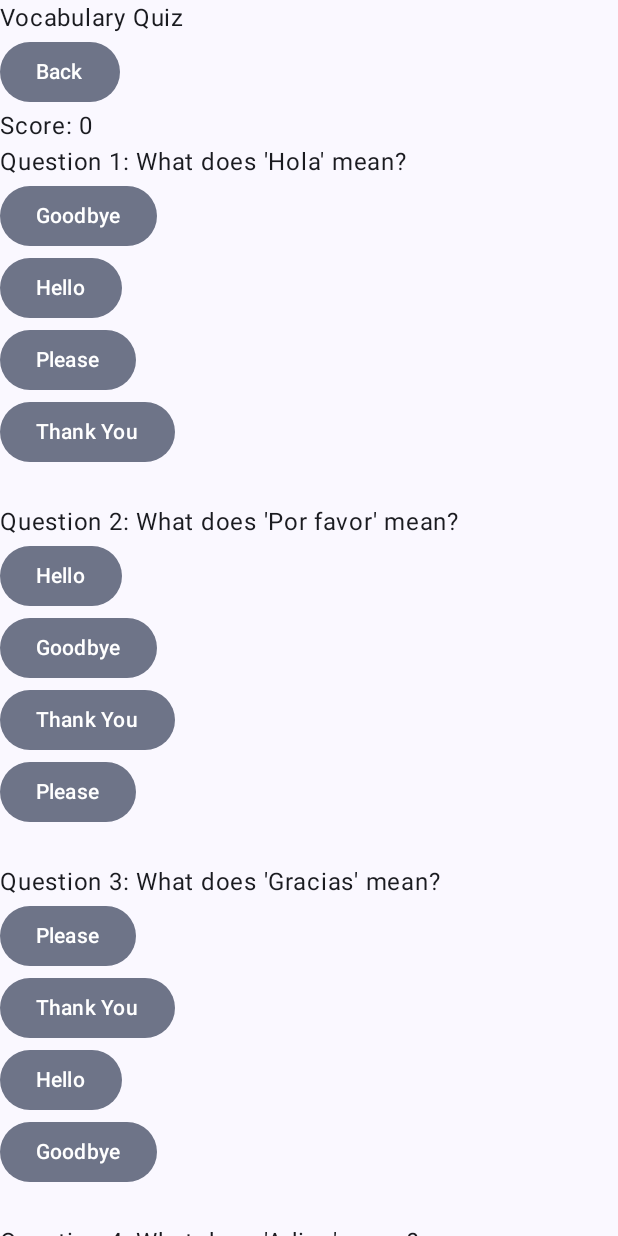
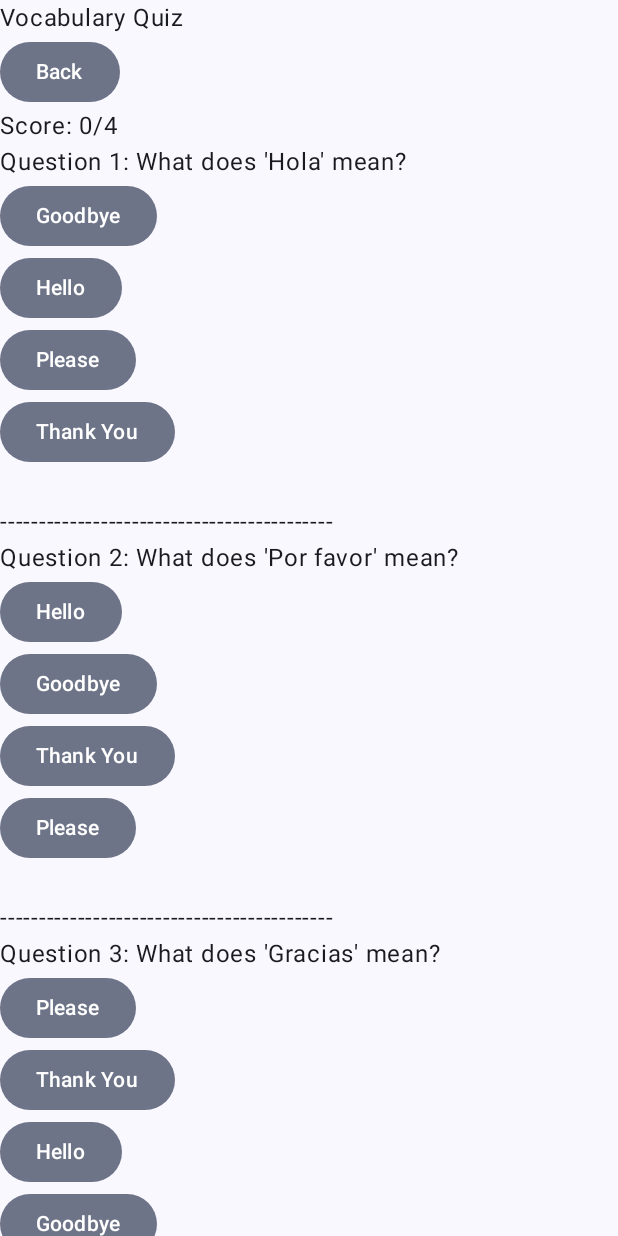
Before and after one commit to Slapicola/Language-Learning-App, an Android app built with Jetpack Compose: the screen it shows after launch (MainActivity), after a tap on "Vocabulary Quiz", on a phone screen of 412 x 824 dp. Run offline under Robolectric (Android 15) with nearby library versions, the phone set to English and light mode, and no system bars.

Commit message:
Added final quiz score display and completion logic.

```diff
--- a/app/src/main/java/com/example/learninglanguageapp/MainActivity.kt
+++ b/app/src/main/java/com/example/learninglanguageapp/MainActivity.kt
@@ -9,6 +9,8 @@ import androidx.compose.foundation.layout.Column
 import androidx.compose.foundation.layout.Row
 import androidx.compose.foundation.layout.fillMaxSize
 import androidx.compose.foundation.layout.padding
+import androidx.compose.foundation.rememberScrollState
+import androidx.compose.foundation.verticalScroll
 import androidx.compose.material3.FilledTonalButton
 import androidx.compose.material3.Scaffold
 import androidx.compose.material3.Text
@@ -112,11 +114,11 @@ fun HomeScreen(
 
 @Composable
 fun QuizScreen(onBackClick: () -> Unit) {
-    Column {
+    Column (modifier = Modifier.verticalScroll(rememberScrollState())) {
         Text("Vocabulary Quiz")
         BackButton { onBackClick() }
         var score by remember {mutableIntStateOf(0)}
-        Text(text = "Score: $score")
+        Text(text = "Score: $score/4")
 
         var question1Result by remember { mutableStateOf("") }
         var question2Result by remember { mutableStateOf("") }
@@ -142,6 +144,7 @@ fun QuizScreen(onBackClick: () -> Unit) {
             AnswerButton(text = "Thank You") { question1Result = "Incorrect!"}
 
             Text(question1Result)
+            Text("-------------------------------------------")
         }
         Column {
             Text("Question 2: What does 'Por favor' mean?")
@@ -157,6 +160,7 @@ fun QuizScreen(onBackClick: () -> Unit) {
             }
 
             Text(question2Result)
+            Text("-------------------------------------------")
         }
         Column {
             Text("Question 3: What does 'Gracias' mean?")
@@ -171,6 +175,7 @@ fun QuizScreen(onBackClick: () -> Unit) {
             AnswerButton(text = "Goodbye") { question3Result = "Incorrect!"}
 
             Text(question3Result)
+            Text("-------------------------------------------")
         }
         Column {
             Text("Question 4: What does 'Adios' mean?")
@@ -185,6 +190,12 @@ fun QuizScreen(onBackClick: () -> Unit) {
             AnswerButton(text = "Hello") { question4Result = "Incorrect!"}
 
             Text(question4Result)
+            Text("-------------------------------------------")
+        }
+        if(question1Result != "" && question2Result != "" && question3Result != "" && question4Result != "") {
+            Text("Quiz Complete!\n" +
+                    "Final Score: $score/4")
+
         }
     }
 
@@ -200,10 +211,12 @@ fun AnswerButton(text: String, onClick: () -> Unit) {
 
 @Composable
 fun PronunciationScreen(onBackClick: () -> Unit) {
+    Column (modifier = Modifier.verticalScroll(rememberScrollState())){
         Row {
             Text("Pronunciation Guide")
             BackButton { onBackClick() }
         }
+
         Column {
             Text("Word: Hola")
             Text("Pronunciation: OH-lah")
@@ -237,6 +250,8 @@ fun PronunciationScreen(onBackClick: () -> Unit) {
             Text("Pronunciation: her-mah-nah")
             Text("English Translation: sister")
         }
+    }
+
 
 }
 
```
Lines whose indentation alone changed are shown as unchanged.
